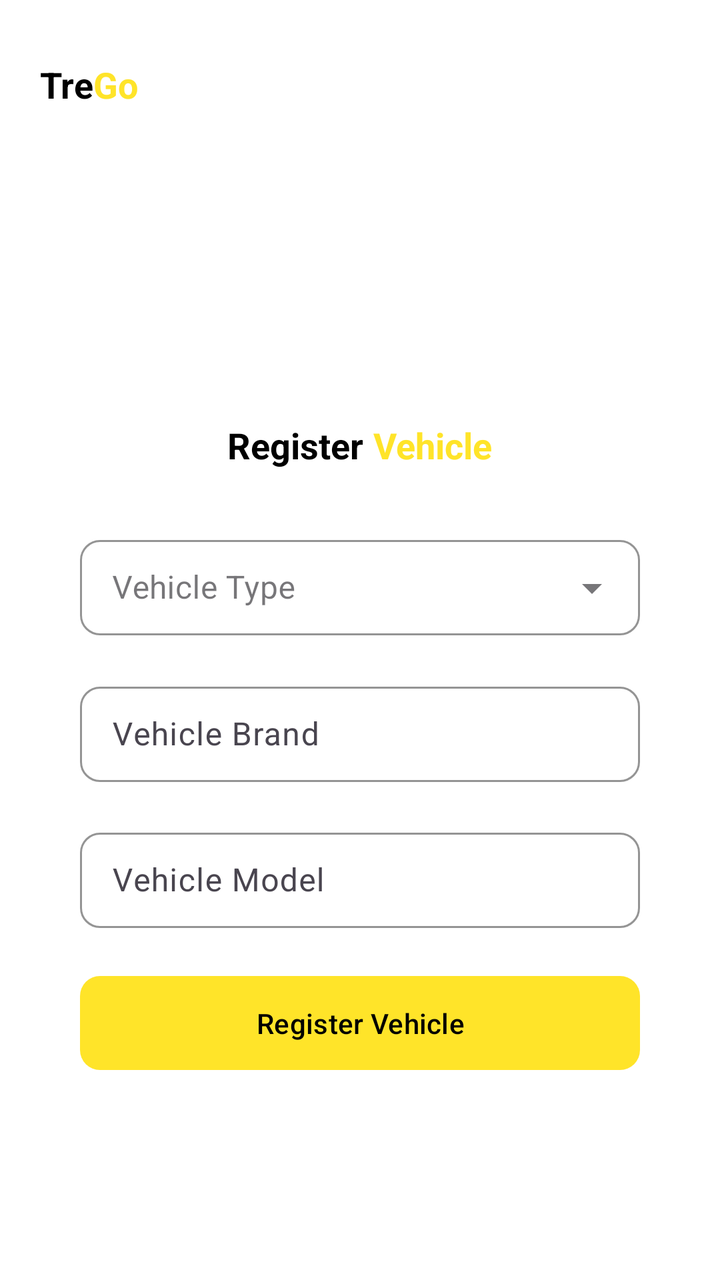
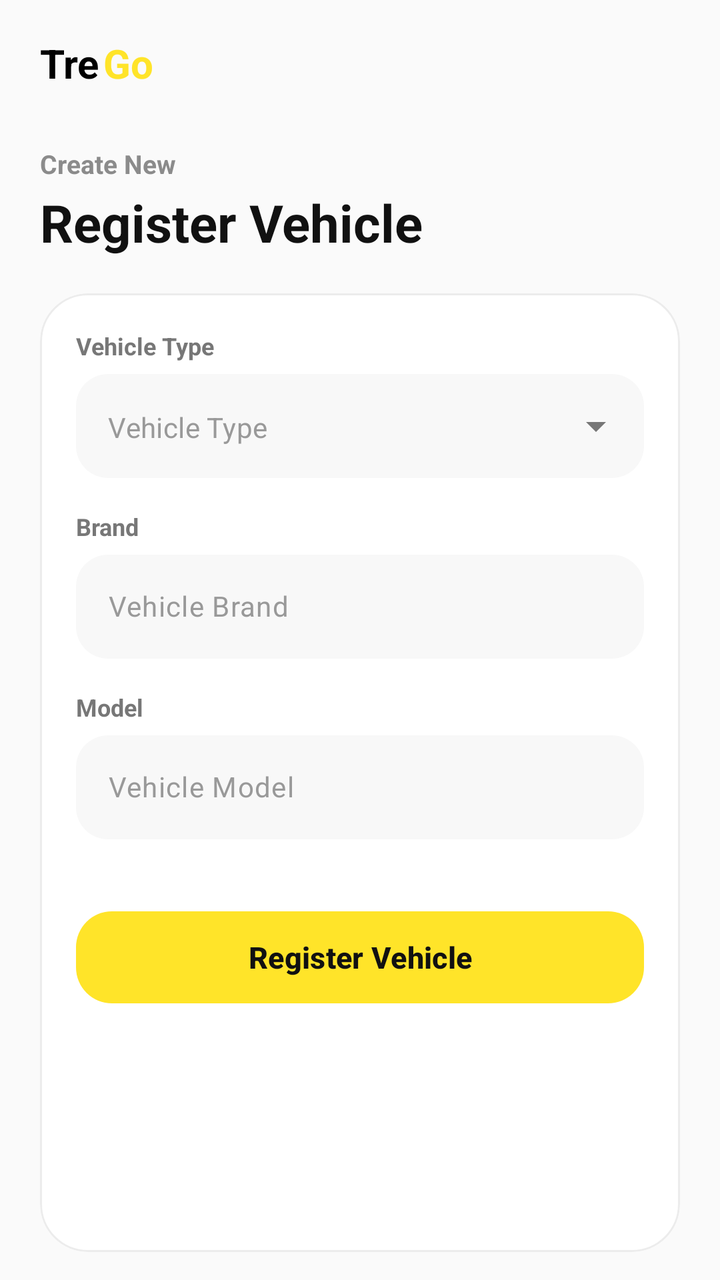

Before-and-after screenshots of an Android layout around one commit, followed by the original layout XML and the change that was made.
<!-- AndroidManifest.xml: application theme Theme.TregoApp -->
<!-- res/layout/fragment_vehicle_registration.xml -->
<?xml version="1.0" encoding="utf-8"?>
<LinearLayout xmlns:android="http://schemas.android.com/apk/res/android"
    xmlns:tools="http://schemas.android.com/tools"
    android:layout_width="match_parent"
    android:layout_height="match_parent"
    xmlns:app="http://schemas.android.com/apk/res-auto"
    tools:context=".customer.ui.VehicleRegistrationFragment"
    android:orientation="vertical"
    android:background="@color/secondary_color"
    android:padding="20dp">

    <LinearLayout
        android:layout_width="match_parent"
        android:layout_height="wrap_content"
        android:gravity="start"
        android:layout_marginTop="10dp"
        android:layout_marginBottom="6dp">

        <TextView
            android:layout_width="wrap_content"
            android:layout_height="wrap_content"
            android:text="@string/app_first_name"
            android:textSize="18sp"
            android:textStyle="bold"
            android:textColor="@color/tertiary_color" />

        <TextView
            android:layout_width="wrap_content"
            android:layout_height="wrap_content"
            android:text="@string/app_last_name"
            android:textSize="18sp"
            android:textStyle="bold"
            android:textColor="@color/primary_color" />

    </LinearLayout>

    <View
        android:layout_width="0dp"
        android:layout_height="10dp"
        android:layout_marginVertical="70dp"/>

    <LinearLayout
        android:layout_width="match_parent"
        android:layout_height="wrap_content"
        android:orientation="vertical"
        android:gravity="center" >

        <LinearLayout
            android:layout_width="match_parent"
            android:layout_height="wrap_content"
            android:gravity="center"
            android:layout_marginBottom="30dp">

            <TextView
                android:layout_width="wrap_content"
                android:layout_height="wrap_content"
                android:text="@string/register"
                android:textSize="18sp"
                android:textStyle="bold"
                android:textColor="@color/tertiary_color" />

            <TextView
                android:layout_width="wrap_content"
                android:layout_height="wrap_content"
                android:text="@string/vehicle"
                android:textSize="18sp"
                android:textStyle="bold"
                android:textColor="@color/primary_color"
                android:paddingStart="5dp" />

        </LinearLayout>

        <LinearLayout
            android:layout_width="280dp"
            android:layout_height="match_parent"
            android:orientation="vertical"
            android:gravity="center">

            <com.google.android.material.textfield.TextInputLayout
                android:layout_width="match_parent"
                android:layout_height="wrap_content"
                android:layout_marginBottom="20dp"
                style="@style/Widget.MaterialComponents.TextInputLayout.OutlinedBox.ExposedDropdownMenu"
                app:boxStrokeWidth="1dp"
                app:boxStrokeWidthFocused="1dp"
                app:boxStrokeColor="@color/black"
                app:hintTextColor="@color/placeholder_text_color"
                app:boxBackgroundColor="@color/field_color"
                app:boxCornerRadiusTopStart="10dp"
                app:boxCornerRadiusBottomStart="10dp"
                app:boxCornerRadiusBottomEnd="10dp"
                app:boxCornerRadiusTopEnd="10dp" >

                <AutoCompleteTextView
                    android:id="@+id/etVehicleType"
                    android:layout_width="match_parent"
                    android:layout_height="wrap_content"
                    android:hint="@string/vehicle_type"
                    android:paddingVertical="13dp"
                    android:focusable="false"
                    android:cursorVisible="false"/>

            </com.google.android.material.textfield.TextInputLayout>

            <com.google.android.material.textfield.TextInputLayout
                android:layout_width="match_parent"
                android:layout_height="wrap_content"
                android:layout_marginBottom="20dp"
                app:boxStrokeWidth="1dp"
                app:boxStrokeWidthFocused="1dp"
                app:boxStrokeColor="@color/black"
                app:hintTextColor="@color/placeholder_text_color"
                app:boxBackgroundColor="@color/field_color"
                app:boxCornerRadiusTopStart="10dp"
                app:boxCornerRadiusBottomStart="10dp"
                app:boxCornerRadiusBottomEnd="10dp"
                app:boxCornerRadiusTopEnd="10dp" >

                <com.google.android.material.textfield.TextInputEditText
                    android:id="@+id/etVehicleBrand"
                    android:layout_width="match_parent"
                    android:layout_height="wrap_content"
                    android:hint="@string/vehicel_brand"
                    android:paddingVertical="13dp"/>

            </com.google.android.material.textfield.TextInputLayout>

            <com.google.android.material.textfield.TextInputLayout
                android:layout_width="match_parent"
                android:layout_height="wrap_content"
                android:layout_marginBottom="20dp"
                app:boxStrokeWidth="1dp"
                app:boxStrokeWidthFocused="1dp"
                app:boxStrokeColor="@color/black"
                app:hintTextColor="@color/placeholder_text_color"
                app:boxBackgroundColor="@color/field_color"
                app:boxCornerRadiusTopStart="10dp"
                app:boxCornerRadiusBottomStart="10dp"
                app:boxCornerRadiusBottomEnd="10dp"
                app:boxCornerRadiusTopEnd="10dp" >

                <com.google.android.material.textfield.TextInputEditText
                    android:id="@+id/etVehicleModel"
                    android:layout_width="match_parent"
                    android:layout_height="wrap_content"
                    android:hint="@string/vehicel_model"
                    android:paddingVertical="13dp"/>

            </com.google.android.material.textfield.TextInputLayout>

            <com.google.android.material.textfield.TextInputLayout
                android:id="@+id/registrationNoLayout"
                android:layout_width="match_parent"
                android:layout_height="wrap_content"
                android:layout_marginBottom="20dp"
                android:visibility="gone"
                app:boxStrokeWidth="1dp"
                app:boxStrokeWidthFocused="1dp"
                app:boxStrokeColor="@color/black"
                app:hintTextColor="@color/placeholder_text_color"
                app:boxBackgroundColor="@color/field_color"
                app:boxCornerRadiusTopStart="10dp"
                app:boxCornerRadiusBottomStart="10dp"
                app:boxCornerRadiusBottomEnd="10dp"
                app:boxCornerRadiusTopEnd="10dp" >

                <com.google.android.material.textfield.TextInputEditText
                    android:id="@+id/etRegistrationNo"
                    android:layout_width="match_parent"
                    android:layout_height="wrap_content"
                    android:hint="@string/registration_number"
                    android:paddingVertical="13dp"/>

            </com.google.android.material.textfield.TextInputLayout>

            <com.google.android.material.button.MaterialButton
                android:id="@+id/registerVehicleBtn"
                android:layout_width="match_parent"
                android:layout_height="wrap_content"
                android:text="@string/register_vehicle"
                android:textColor="@color/black"
                android:paddingVertical="14dp"
                android:layout_marginBottom="40dp"
                app:cornerRadius="10dp" />

        </LinearLayout>

    </LinearLayout>

</LinearLayout>
<!-- resources referenced by this layout -->
<resources>
  <color name="black">#FF000000</color>
  <color name="field_color">#FFFFFFFF</color>
  <color name="placeholder_text_color">#949494</color>
  <color name="primary_color">#FFE429</color>
  <color name="secondary_color">#FFFFFFFF</color>
  <color name="tertiary_color">#FF000000</color>
  <string name="app_first_name">Tre</string>
  <string name="app_last_name">Go</string>
  <string name="register">Register</string>
  <string name="register_vehicle">Register Vehicle</string>
  <string name="registration_number">Registration Number</string>
  
      // For Shop Registration
  <string name="vehicel_brand">Vehicle Brand</string>
  <string name="vehicel_model">Vehicle Model</string>
  <string name="vehicle">Vehicle</string>
  <string name="vehicle_type">Vehicle Type</string>
  <style name="Theme.TregoApp" parent="Base.Theme.TregoApp" />
  <style name="Base.Theme.TregoApp" parent="Theme.Material3.DayNight.NoActionBar">
          <item name="colorPrimary">@color/primary_color</item>
          <item name="android:statusBarColor">@color/secondary_color</item>
          <item name="android:windowLightStatusBar">true</item>
      </style>
</resources>

<!-- the commit's change to res/layout/fragment_vehicle_registration.xml (unified diff, before → after) -->
@@ -1,26 +1,27 @@
 <?xml version="1.0" encoding="utf-8"?>
 <LinearLayout xmlns:android="http://schemas.android.com/apk/res/android"
     xmlns:tools="http://schemas.android.com/tools"
+    xmlns:app="http://schemas.android.com/apk/res-auto"
     android:layout_width="match_parent"
     android:layout_height="match_parent"
-    xmlns:app="http://schemas.android.com/apk/res-auto"
-    tools:context=".customer.ui.VehicleRegistrationFragment"
     android:orientation="vertical"
-    android:background="@color/secondary_color"
-    android:padding="20dp">
-
+    android:background="#FAFAFA"
+    android:paddingHorizontal="20dp"
+    android:paddingTop="18dp"
+    android:paddingBottom="14dp"
+    tools:context=".customer.ui.VehicleRegistrationFragment">
+
+    
     <LinearLayout
         android:layout_width="match_parent"
         android:layout_height="wrap_content"
-        android:gravity="start"
-        android:layout_marginTop="10dp"
-        android:layout_marginBottom="6dp">
+        android:gravity="center_vertical">
 
         <TextView
             android:layout_width="wrap_content"
             android:layout_height="wrap_content"
             android:text="@string/app_first_name"
-            android:textSize="18sp"
+            android:textSize="20sp"
             android:textStyle="bold"
             android:textColor="@color/tertiary_color" />
 
@@ -28,163 +29,277 @@
             android:layout_width="wrap_content"
             android:layout_height="wrap_content"
             android:text="@string/app_last_name"
-            android:textSize="18sp"
+            android:textSize="20sp"
             android:textStyle="bold"
-            android:textColor="@color/primary_color" />
+            android:textColor="@color/primary_color"
+            android:paddingStart="2dp" />
 
     </LinearLayout>
 
     <View
-        android:layout_width="0dp"
-        android:layout_height="10dp"
-        android:layout_marginVertical="70dp"/>
-
+        android:layout_width="match_parent"
+        android:layout_height="28dp" />
+
+    
     <LinearLayout
         android:layout_width="match_parent"
         android:layout_height="wrap_content"
-        android:orientation="vertical"
-        android:gravity="center" >
+        android:orientation="vertical">
+
+        <TextView
+            android:layout_width="wrap_content"
+            android:layout_height="wrap_content"
+            android:text="Create New"
+            android:textSize="13sp"
+            android:textStyle="bold"
+            android:textColor="#8B8B8B" />
 
         <LinearLayout
-            android:layout_width="match_parent"
-            android:layout_height="wrap_content"
-            android:gravity="center"
-            android:layout_marginBottom="30dp">
+            android:layout_width="wrap_content"
+            android:layout_height="wrap_content"
+            android:layout_marginTop="3dp"
+            android:gravity="center_vertical">
 
             <TextView
                 android:layout_width="wrap_content"
                 android:layout_height="wrap_content"
                 android:text="@string/register"
-                android:textSize="18sp"
+                android:textSize="26sp"
                 android:textStyle="bold"
-                android:textColor="@color/tertiary_color" />
+                android:textColor="#111111" />
 
             <TextView
                 android:layout_width="wrap_content"
                 android:layout_height="wrap_content"
-                android:text="@string/vehicle"
-                android:textSize="18sp"
+                android:text=" Vehicle"
+                android:textSize="26sp"
                 android:textStyle="bold"
-                android:textColor="@color/primary_color"
-                android:paddingStart="5dp" />
+                android:textColor="#111111" />
+
+
+
+
+
+
 
         </LinearLayout>
 
+    </LinearLayout>
+
+    <View
+        android:layout_width="match_parent"
+        android:layout_height="18dp" />
+
+    
+    <com.google.android.material.card.MaterialCardView
+        android:layout_width="match_parent"
+        android:layout_height="0dp"
+        android:layout_weight="1"
+        app:cardBackgroundColor="#FFFFFF"
+        app:cardCornerRadius="24dp"
+        app:strokeColor="#ECECEC"
+        app:strokeWidth="1dp"
+        app:cardElevation="0dp">
+
         <LinearLayout
-            android:layout_width="280dp"
-            android:layout_height="match_parent"
+            android:layout_width="match_parent"
+            android:layout_height="wrap_content"
             android:orientation="vertical"
-            android:gravity="center">
-
-            <com.google.android.material.textfield.TextInputLayout
+            android:padding="18dp">
+
+            
+            <ScrollView
                 android:layout_width="match_parent"
-                android:layout_height="wrap_content"
-                android:layout_marginBottom="20dp"
-                style="@style/Widget.MaterialComponents.TextInputLayout.OutlinedBox.ExposedDropdownMenu"
-                app:boxStrokeWidth="1dp"
-                app:boxStrokeWidthFocused="1dp"
-                app:boxStrokeColor="@color/black"
-                app:hintTextColor="@color/placeholder_text_color"
-                app:boxBackgroundColor="@color/field_color"
-                app:boxCornerRadiusTopStart="10dp"
-                app:boxCornerRadiusBottomStart="10dp"
-                app:boxCornerRadiusBottomEnd="10dp"
-                app:boxCornerRadiusTopEnd="10dp" >
-
-                <AutoCompleteTextView
-                    android:id="@+id/etVehicleType"
+                android:layout_height="0dp"
+                android:layout_weight="1"
+                android:overScrollMode="never">
+
+                <LinearLayout
                     android:layout_width="match_parent"
                     android:layout_height="wrap_content"
-                    android:hint="@string/vehicle_type"
-                    android:paddingVertical="13dp"
-                    android:focusable="false"
-                    android:cursorVisible="false"/>
-
-            </com.google.android.material.textfield.TextInputLayout>
-
-            <com.google.android.material.textfield.TextInputLayout
-                android:layout_width="match_parent"
-                android:layout_height="wrap_content"
-                android:layout_marginBottom="20dp"
-                app:boxStrokeWidth="1dp"
-                app:boxStrokeWidthFocused="1dp"
-                app:boxStrokeColor="@color/black"
-                app:hintTextColor="@color/placeholder_text_color"
-                app:boxBackgroundColor="@color/field_color"
-                app:boxCornerRadiusTopStart="10dp"
-                app:boxCornerRadiusBottomStart="10dp"
-                app:boxCornerRadiusBottomEnd="10dp"
-                app:boxCornerRadiusTopEnd="10dp" >
-
-                <com.google.android.material.textfield.TextInputEditText
-                    android:id="@+id/etVehicleBrand"
-                    android:layout_width="match_parent"
-                    android:layout_height="wrap_content"
-                    android:hint="@string/vehicel_brand"
-                    android:paddingVertical="13dp"/>
-
-            </com.google.android.material.textfield.TextInputLayout>
-
-            <com.google.android.material.textfield.TextInputLayout
-                android:layout_width="match_parent"
-                android:layout_height="wrap_content"
-                android:layout_marginBottom="20dp"
-                app:boxStrokeWidth="1dp"
-                app:boxStrokeWidthFocused="1dp"
-                app:boxStrokeColor="@color/black"
-                app:hintTextColor="@color/placeholder_text_color"
-                app:boxBackgroundColor="@color/field_color"
-                app:boxCornerRadiusTopStart="10dp"
-                app:boxCornerRadiusBottomStart="10dp"
-                app:boxCornerRadiusBottomEnd="10dp"
-                app:boxCornerRadiusTopEnd="10dp" >
-
-                <com.google.android.material.textfield.TextInputEditText
-                    android:id="@+id/etVehicleModel"
-                    android:layout_width="match_parent"
-                    android:layout_height="wrap_content"
-                    android:hint="@string/vehicel_model"
-                    android:paddingVertical="13dp"/>
-
-            </com.google.android.material.textfield.TextInputLayout>
-
-            <com.google.android.material.textfield.TextInputLayout
-                android:id="@+id/registrationNoLayout"
-                android:layout_width="match_parent"
-                android:layout_height="wrap_content"
-                android:layout_marginBottom="20dp"
-                android:visibility="gone"
-                app:boxStrokeWidth="1dp"
-                app:boxStrokeWidthFocused="1dp"
-                app:boxStrokeColor="@color/black"
-                app:hintTextColor="@color/placeholder_text_color"
-                app:boxBackgroundColor="@color/field_color"
-                app:boxCornerRadiusTopStart="10dp"
-                app:boxCornerRadiusBottomStart="10dp"
-                app:boxCornerRadiusBottomEnd="10dp"
-                app:boxCornerRadiusTopEnd="10dp" >
-
-                <com.google.android.material.textfield.TextInputEditText
-                    android:id="@+id/etRegistrationNo"
-                    android:layout_width="match_parent"
-                    android:layout_height="wrap_content"
-                    android:hint="@string/registration_number"
-                    android:paddingVertical="13dp"/>
-
-            </com.google.android.material.textfield.TextInputLayout>
-
+                    android:orientation="vertical">
+
+                    
+                    <TextView
+                        android:layout_width="wrap_content"
+                        android:layout_height="wrap_content"
+                        android:text="Vehicle Type"
+                        android:textSize="12sp"
+                        android:textStyle="bold"
+                        android:textColor="#777777"
+                        android:layout_marginBottom="6dp" />
+
+                    <com.google.android.material.textfield.TextInputLayout
+                        style="@style/Widget.MaterialComponents.TextInputLayout.OutlinedBox.ExposedDropdownMenu"
+                        android:layout_width="match_parent"
+                        android:layout_height="wrap_content"
+                        android:layout_marginBottom="16dp"
+                        app:hintEnabled="false"
+                        app:boxBackgroundMode="filled"
+                        app:boxBackgroundColor="#F8F8F8"
+                        app:boxStrokeWidth="0dp"
+                        app:boxStrokeWidthFocused="0dp"
+                        app:endIconTint="#777777"
+                        app:boxCornerRadiusTopStart="16dp"
+                        app:boxCornerRadiusTopEnd="16dp"
+                        app:boxCornerRadiusBottomStart="16dp"
+                        app:boxCornerRadiusBottomEnd="16dp" >
+
+                        <AutoCompleteTextView
+                            android:id="@+id/etVehicleType"
+                            android:layout_width="match_parent"
+                            android:layout_height="52dp"
+                            android:background="@null"
+                            android:hint="@string/vehicle_type"
+                            android:textColorHint="#999999"
+                            android:textColor="#111111"
+                            android:textSize="14sp"
+                            android:paddingHorizontal="16dp"
+                            android:focusable="false"
+                            android:cursorVisible="false"
+                            android:gravity="center_vertical"/>
+
+                    </com.google.android.material.textfield.TextInputLayout>
+
+                    
+                    <TextView
+                        android:layout_width="wrap_content"
+                        android:layout_height="wrap_content"
+                        android:text="Brand"
+                        android:textSize="12sp"
+                        android:textStyle="bold"
+                        android:textColor="#777777"
+                        android:layout_marginBottom="6dp" />
+
+                    <com.google.android.material.textfield.TextInputLayout
+                        android:layout_width="match_parent"
+                        android:layout_height="wrap_content"
+                        android:layout_marginBottom="16dp"
+                        app:hintEnabled="false"
+                        app:boxBackgroundMode="filled"
+                        app:boxBackgroundColor="#F8F8F8"
+                        app:boxStrokeWidth="0dp"
+                        app:boxStrokeWidthFocused="0dp"
+                        app:boxCornerRadiusTopStart="16dp"
+                        app:boxCornerRadiusTopEnd="16dp"
+                        app:boxCornerRadiusBottomStart="16dp"
+                        app:boxCornerRadiusBottomEnd="16dp">
+
+                        <com.google.android.material.textfield.TextInputEditText
+                            android:id="@+id/etVehicleBrand"
+                            android:layout_width="match_parent"
+                            android:layout_height="52dp"
+                            android:background="@null"
+                            android:hint="@string/vehicel_brand"
+                            android:textColorHint="#999999"
+                            android:textColor="#111111"
+                            android:textSize="14sp"
+                            android:paddingHorizontal="16dp"
+                            android:gravity="center_vertical"/>
+
+                    </com.google.android.material.textfield.TextInputLayout>
+
+                    
+                    <TextView
+                        android:layout_width="wrap_content"
+                        android:layout_height="wrap_content"
+                        android:text="Model"
+                        android:textSize="12sp"
+                        android:textStyle="bold"
+                        android:textColor="#777777"
+                        android:layout_marginBottom="6dp" />
+
+                    <com.google.android.material.textfield.TextInputLayout
+                        android:layout_width="match_parent"
+                        android:layout_height="wrap_content"
+                        android:layout_marginBottom="16dp"
+                        app:hintEnabled="false"
+                        app:boxBackgroundMode="filled"
+                        app:boxBackgroundColor="#F8F8F8"
+                        app:boxStrokeWidth="0dp"
+                        app:boxStrokeWidthFocused="0dp"
+                        app:boxCornerRadiusTopStart="16dp"
+                        app:boxCornerRadiusTopEnd="16dp"
+                        app:boxCornerRadiusBottomStart="16dp"
+                        app:boxCornerRadiusBottomEnd="16dp">
+
+                        <com.google.android.material.textfield.TextInputEditText
+                            android:id="@+id/etVehicleModel"
+                            android:layout_width="match_parent"
+                            android:layout_height="52dp"
+                            android:background="@null"
+                            android:hint="@string/vehicel_model"
+                            android:textColorHint="#999999"
+                            android:textColor="#111111"
+                            android:textSize="14sp"
+                            android:paddingHorizontal="16dp"
+                            android:gravity="center_vertical"/>
+
+                    </com.google.android.material.textfield.TextInputLayout>
+
+                    
+                    <TextView
+                        android:id="@+id/tvRegTitle"
+                        android:layout_width="wrap_content"
+                        android:layout_height="wrap_content"
+                        android:text="Registration Number"
+                        android:textSize="12sp"
+                        android:textStyle="bold"
+                        android:textColor="#777777"
+                        android:layout_marginBottom="6dp"
+                        android:visibility="gone" />
+
+                    <com.google.android.material.textfield.TextInputLayout
+                        android:id="@+id/registrationNoLayout"
+                        android:layout_width="match_parent"
+                        android:layout_height="wrap_content"
+                        android:layout_marginBottom="16dp"
+                        android:visibility="gone"
+                        app:hintEnabled="false"
+                        app:boxBackgroundMode="filled"
+                        app:boxBackgroundColor="#F8F8F8"
+                        app:boxStrokeWidth="0dp"
+                        app:boxStrokeWidthFocused="0dp"
+                        app:boxCornerRadiusTopStart="16dp"
+                        app:boxCornerRadiusTopEnd="16dp"
+                        app:boxCornerRadiusBottomStart="16dp"
+                        app:boxCornerRadiusBottomEnd="16dp" >
+
+                        <com.google.android.material.textfield.TextInputEditText
+                            android:id="@+id/etRegistrationNo"
+                            android:layout_width="match_parent"
+                            android:layout_height="52dp"
+                            android:background="@null"
+                            android:hint="@string/registration_number"
+                            android:textColorHint="#999999"
+                            android:textColor="#111111"
+                            android:textSize="14sp"
+                            android:paddingHorizontal="16dp"
+                            android:gravity="center_vertical"/>
+
+                    </com.google.android.material.textfield.TextInputLayout>
+
+                </LinearLayout>
+
+            </ScrollView>
+
+            
             <com.google.android.material.button.MaterialButton
                 android:id="@+id/registerVehicleBtn"
                 android:layout_width="match_parent"
-                android:layout_height="wrap_content"
+                android:layout_height="54dp"
+                android:layout_marginTop="16dp"
                 android:text="@string/register_vehicle"
-                android:textColor="@color/black"
-                android:paddingVertical="14dp"
-                android:layout_marginBottom="40dp"
-                app:cornerRadius="10dp" />
+                android:textAllCaps="false"
+                android:textSize="15sp"
+                android:textStyle="bold"
+                android:textColor="#111111"
+                app:backgroundTint="#FFE429"
+                app:cornerRadius="18dp"
+                app:elevation="0dp" />
 
         </LinearLayout>
 
-    </LinearLayout>
+    </com.google.android.material.card.MaterialCardView>
 
 </LinearLayout>
<!-- resource entries referenced after the edit -->
@@ -1,8 +1,5 @@
 <!-- resources referenced by this layout -->
 <resources>
-  <color name="black">#FF000000</color>
-  <color name="field_color">#FFFFFFFF</color>
-  <color name="placeholder_text_color">#949494</color>
   <color name="primary_color">#FFE429</color>
   <color name="secondary_color">#FFFFFFFF</color>
   <color name="tertiary_color">#FF000000</color>
@@ -10,12 +7,11 @@
   <string name="app_last_name">Go</string>
   <string name="register">Register</string>
   <string name="register_vehicle">Register Vehicle</string>
-  <string name="registration_number">Registration Number</string>
+  <string name="registration_number">i.e. TN00AA0000</string>
   
       // For Shop Registration
   <string name="vehicel_brand">Vehicle Brand</string>
   <string name="vehicel_model">Vehicle Model</string>
-  <string name="vehicle">Vehicle</string>
   <string name="vehicle_type">Vehicle Type</string>
   <style name="Theme.TregoApp" parent="Base.Theme.TregoApp" />
   <style name="Base.Theme.TregoApp" parent="Theme.Material3.DayNight.NoActionBar">
